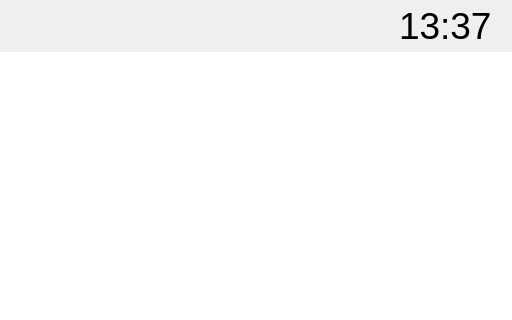
Before: the Qt Designer form src/fids/FIDSWidget.ui in alemariusnexus/wmk-fids, drawn with Qt 5; both pictures show x 607 to 1119 and y 0 to 320 of the 1119 by 706 pixel window.
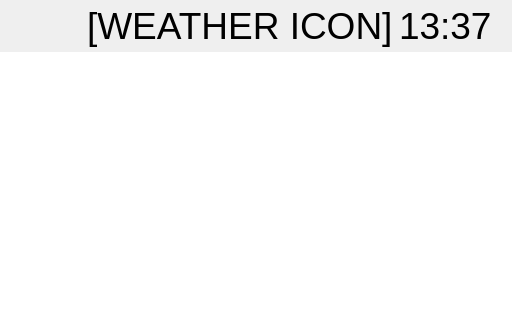
After: the same form once the commit is applied.

Commit message: Blinking, better time system, weather icon, ...

Patch:
```diff
--- a/src/fids/FIDSWidget.ui
+++ b/src/fids/FIDSWidget.ui
@@ -81,6 +81,18 @@
         </property>
        </spacer>
       </item>
+      <item>
+       <widget class="QLabel" name="weatherLabel">
+        <property name="font">
+         <font>
+          <pointsize>28</pointsize>
+         </font>
+        </property>
+        <property name="text">
+         <string>[WEATHER ICON]</string>
+        </property>
+       </widget>
+      </item>
       <item>
        <widget class="QLabel" name="timeLabel">
         <property name="font">
```
The commit also changes 16 other files.
